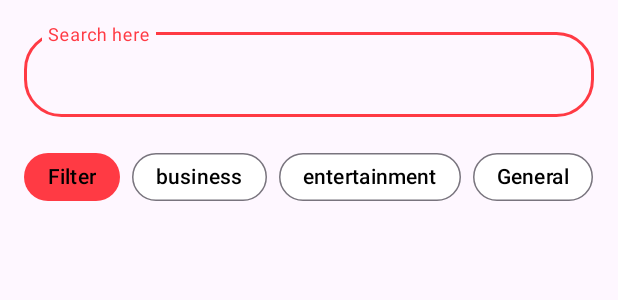
After one commit to shoaibkhanae/News, an Android app: the layout fragment_search.xml on its own in the app's theme, with its tools: preview values and no code run, on a phone screen of 412 x 824 dp. The commit adds this screen. Shown: the top 300 px of the screen. Run offline under Robolectric (Android 15) with nearby library versions, the phone set to English and light mode, and no system bars.

Commit message:
Added Search Fragment with UI

```diff
--- a/app/src/main/java/com/avicenna/enterprise/solutions/news/ui/fragments/HomeFragment.kt
+++ b/app/src/main/java/com/avicenna/enterprise/solutions/news/ui/fragments/HomeFragment.kt
@@ -6,11 +6,13 @@ import android.view.View
 import android.view.ViewGroup
 import androidx.fragment.app.Fragment
 import androidx.fragment.app.viewModels
+import androidx.navigation.fragment.findNavController
 import com.avicenna.enterprise.solutions.news.MyApplication
+import com.avicenna.enterprise.solutions.news.R
 import com.avicenna.enterprise.solutions.news.databinding.FragmentHomeBinding
 import com.avicenna.enterprise.solutions.news.ui.adapters.NewsAdapter
 import com.avicenna.enterprise.solutions.news.ui.viewmodels.NewsViewModel
-import com.avicenna.enterprise.solutions.news.ui.viewmodels.NewsViewModelFactory
+import com.avicenna.enterprise.solutions.news.ui.viewmodels.NewsViewModelFactor
 
 class HomeFragment : Fragment() {
     private var _binding: FragmentHomeBinding? = null
@@ -40,6 +42,9 @@ class HomeFragment : Fragment() {
         showNewsWithCategory()
         setupLatestNewsUI()
         setupCategoryNewsUI()
+        binding.cdSearch.setOnClickListener {
+            goToSearchFragment()
+        }
     }
 
     private fun showNewsWithCategory() {
@@ -80,6 +85,10 @@ class HomeFragment : Fragment() {
         }
     }
 
+    private fun goToSearchFragment() {
+        findNavController().navigate(R.id.action_homeFragment_to_searchFragment)
+    }
+
 
     override fun onDestroyView() {
         super.onDestroyView()
--- /dev/null
+++ b/app/src/main/java/com/avicenna/enterprise/solutions/news/ui/fragments/SearchFragment.kt
@@ -0,0 +1,39 @@
+package com.avicenna.enterprise.solutions.news.ui.fragments
+
+import android.os.Bundle
+import android.view.LayoutInflater
+import android.view.View
+import android.view.ViewGroup
+import androidx.fragment.app.Fragment
+import com.avicenna.enterprise.solutions.news.databinding.FragmentSearchBinding
+
+
+class SearchFragment : Fragment() {
+    private var _binding: FragmentSearchBinding? = null
+    val binding
+        get() = _binding!!
+
+    override fun onCreateView(
+        inflater: LayoutInflater,
+        container: ViewGroup?,
+        savedInstanceState: Bundle?
+    ): View? {
+        _binding = FragmentSearchBinding.inflate(inflater, container, false)
+        val view = binding.root
+        return view
+    }
+
+    override fun onViewCreated(view: View, savedInstanceState: Bundle?) {
+        super.onViewCreated(view, savedInstanceState)
+        init()
+    }
+
+    private fun init() {
+
+    }
+
+    override fun onDestroyView() {
+        super.onDestroyView()
+        _binding = null
+    }
+}
--- /dev/null
+++ b/app/src/main/res/layout/fragment_search.xml
@@ -0,0 +1,146 @@
+<?xml version="1.0" encoding="utf-8"?>
+<androidx.constraintlayout.widget.ConstraintLayout xmlns:android="http://schemas.android.com/apk/res/android"
+    xmlns:tools="http://schemas.android.com/tools"
+    android:layout_width="match_parent"
+    android:layout_height="match_parent"
+    android:padding="@dimen/basic_padding"
+    xmlns:app="http://schemas.android.com/apk/res-auto"
+    tools:context=".ui.fragments.SearchFragment">
+
+    <com.google.android.material.textfield.TextInputLayout
+        android:id="@+id/til_search"
+        android:layout_width="match_parent"
+        android:layout_height="wrap_content"
+        app:layout_constraintTop_toTopOf="parent"
+        app:layout_constraintStart_toStartOf="parent"
+        app:boxCornerRadiusTopEnd="@dimen/corner_padding"
+        app:boxCornerRadiusBottomEnd="@dimen/corner_padding"
+        app:boxCornerRadiusTopStart="@dimen/corner_padding"
+        app:boxCornerRadiusBottomStart="@dimen/corner_padding">
+
+        <com.google.android.material.textfield.TextInputEditText
+            android:id="@+id/et_search"
+            android:layout_width="match_parent"
+            android:layout_height="wrap_content"
+            android:hint="@string/search_here" />
+    </com.google.android.material.textfield.TextInputLayout>
+
+    <HorizontalScrollView
+        android:id="@+id/hs_category_chip"
+        android:layout_width="match_parent"
+        android:layout_height="wrap_content"
+        android:layout_marginTop="@dimen/basic_padding"
+        android:scrollbars="none"
+        app:layout_constraintEnd_toEndOf="parent"
+        app:layout_constraintHorizontal_bias="0.0"
+        app:layout_constraintStart_toStartOf="parent"
+        app:layout_constraintTop_toBottomOf="@id/til_search">
+
+        <com.google.android.material.chip.ChipGroup
+            android:id="@+id/cg_category"
+            android:layout_width="wrap_content"
+            android:layout_height="wrap_content"
+            app:singleSelection="true">
+
+            <com.google.android.material.chip.Chip
+                android:id="@+id/ch_filter"
+                android:layout_width="wrap_content"
+                android:layout_height="wrap_content"
+                app:chipCornerRadius="@dimen/basic_padding"
+                app:chipBackgroundColor="@color/bg_chip_state_list"
+                android:checked="true"
+                android:clickable="true"
+                android:checkable="true"
+                android:focusable="true"
+                android:text="@string/filter" />
+
+            <com.google.android.material.chip.Chip
+                android:id="@+id/ch_business"
+                android:layout_width="wrap_content"
+                android:layout_height="wrap_content"
+                app:chipCornerRadius="@dimen/basic_padding"
+                app:chipBackgroundColor="@color/bg_chip_state_list"
+                android:clickable="true"
+                android:checkable="true"
+                android:focusable="true"
+                android:text="@string/business" />
+
+            <com.google.android.material.chip.Chip
+                android:id="@+id/ch_entertainment"
+                android:layout_width="wrap_content"
+                android:layout_height="wrap_content"
+                app:chipCornerRadius="@dimen/basic_padding"
+                android:text="@string/entertainment"
+                app:chipBackgroundColor="@color/bg_chip_state_list"
+                android:clickable="true"
+                android:checkable="true"
+                android:focusable="true"/>
+
+            <com.google.android.material.chip.Chip
+                android:id="@+id/ch_general"
+                android:layout_width="wrap_content"
+                android:layout_height="wrap_content"
+                app:chipCornerRadius="@dimen/basic_padding"
+                android:text="@string/general"
+                app:chipBackgroundColor="@color/bg_chip_state_list"
+                android:clickable="true"
+                android:checkable="true"
+                android:focusable="true"/>
+
+            <com.google.android.material.chip.Chip
+                android:id="@+id/ch_health"
+                android:layout_width="wrap_content"
+                android:layout_height="wrap_content"
+                app:chipCornerRadius="@dimen/basic_padding"
+                android:text="@string/health"
+                app:chipBackgroundColor="@color/bg_chip_state_list"
+                android:clickable="true"
+                android:checkable="true"
+                android:focusable="true"/>
+
+            <com.google.android.material.chip.Chip
+                android:id="@+id/ch_science"
+                android:layout_width="wrap_content"
+                android:layout_height="wrap_content"
+                app:chipCornerRadius="@dimen/basic_padding"
+                android:text="@string/science"
+                app:chipBackgroundColor="@color/bg_chip_state_list"
+                android:clickable="true"
+                android:checkable="true"
+                android:focusable="true"/>
+
+            <com.google.android.material.chip.Chip
+                android:id="@+id/ch_sports"
+                android:layout_width="wrap_content"
+                android:layout_height="wrap_content"
+                app:chipCornerRadius="@dimen/basic_padding"
+                android:text="@string/sports"
+                app:chipBackgroundColor="@color/bg_chip_state_list"
+                android:clickable="true"
+                android:checkable="true"
+                android:focusable="true"/>
+
+            <com.google.android.material.chip.Chip
+                android:id="@+id/ch_technology"
+                android:layout_width="wrap_content"
+                android:layout_height="wrap_content"
+                app:chipCornerRadius="@dimen/basic_padding"
+                android:text="@string/technology"
+                app:chipBackgroundColor="@color/bg_chip_state_list"
+                android:clickable="true"
+                android:checkable="true"
+                android:focusable="true"/>
+        </com.google.android.material.chip.ChipGroup>
+
+    </HorizontalScrollView>
+
+    <androidx.recyclerview.widget.RecyclerView
+        android:layout_width="match_parent"
+        android:layout_height="0dp"
+        app:layoutManager="androidx.recyclerview.widget.LinearLayoutManager"
+        app:layout_constraintTop_toBottomOf="@id/hs_category_chip"
+        app:layout_constraintStart_toStartOf="parent"
+        app:layout_constraintEnd_toEndOf="parent"/>
+
+
+</androidx.constraintlayout.widget.ConstraintLayout>
--- a/app/src/main/res/navigation/nav_graph.xml
+++ b/app/src/main/res/navigation/nav_graph.xml
@@ -9,5 +9,14 @@
         android:id="@+id/homeFragment"
         android:name="com.avicenna.enterprise.solutions.news.ui.fragments.HomeFragment"
         android:label="fragment_home"
-        tools:layout="@layout/fragment_home" />
+        tools:layout="@layout/fragment_home" >
+        <action
+            android:id="@+id/action_homeFragment_to_searchFragment"
+            app:destination="@id/searchFragment" />
+    </fragment>
+    <fragment
+        android:id="@+id/searchFragment"
+        android:name="com.avicenna.enterprise.solutions.news.ui.fragments.SearchFragment"
+        android:label="fragment_search"
+        tools:layout="@layout/fragment_search" />
 </navigation>
--- a/app/src/main/res/values/strings.xml
+++ b/app/src/main/res/values/strings.xml
@@ -14,4 +14,6 @@
     <string name="see_all">See All</string>
     <string name="_5_things_you_know_about_the_conudrum_of_the_lupus">5 things you know about the conudrum of the lupus</string>
     <string name="search_about_your_favorite_topic">Search about your favorite topic</string>
+    <string name="search_here">Search here</string>
+    <string name="filter">Filter</string>
 </resources>
```
